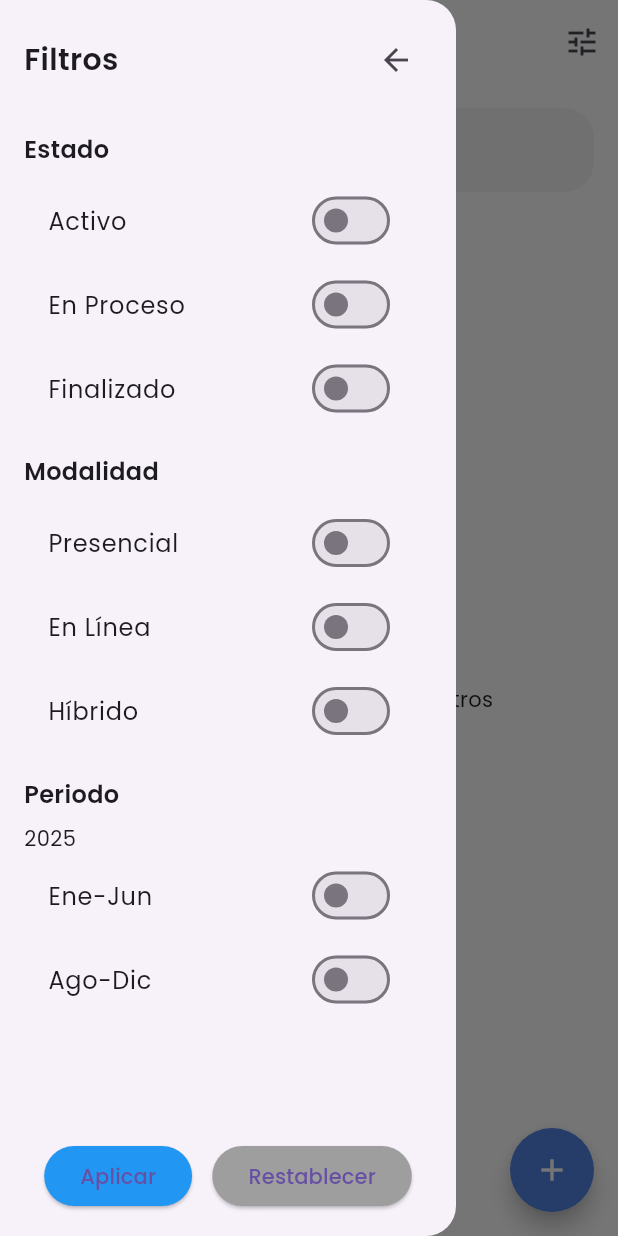
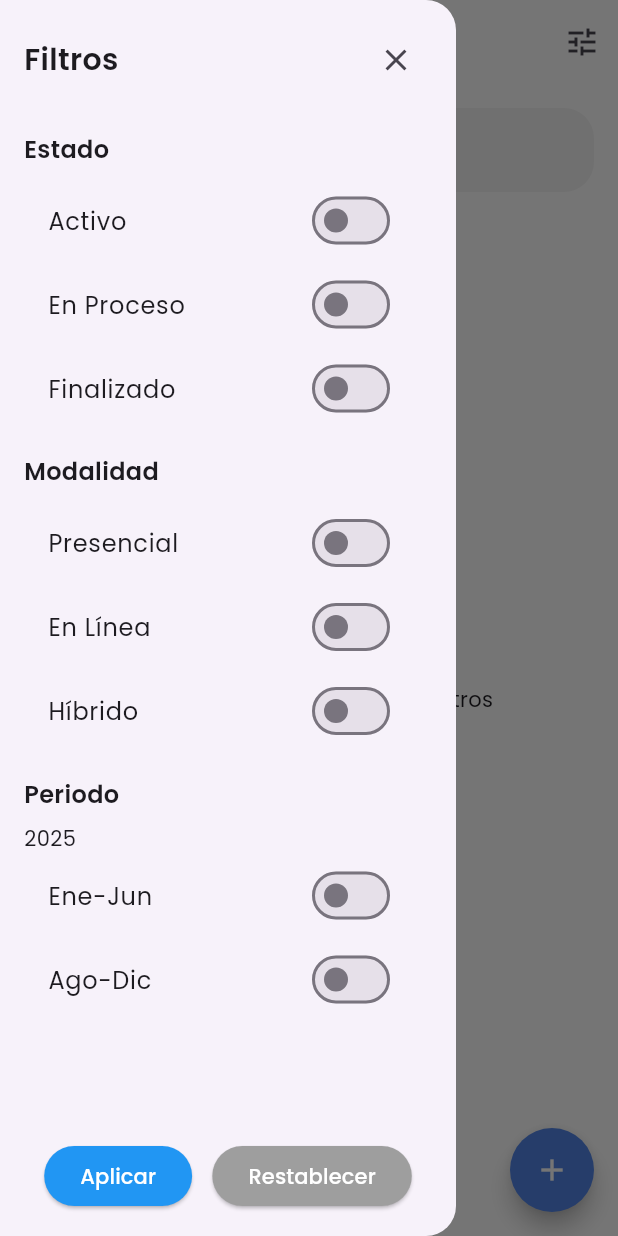
Before and after one commit to AlvaroAceval16/banco_de_proyectos, a Flutter app: the ResumenProyectosPage screen opened by its route, with the side drawer open, on a phone screen of 412 x 824 dp. Run offline on Flutter 3.47's test engine with Material 3 defaults, Android fonts, the light colour scheme and no system bars; our stand-ins replace google_fonts, supabase_flutter; accounts and stored records are empty.

Commit message:
Ya quedaron las fakin busquedas

```diff
--- a/lib/back/busquedas_proyectos.dart
+++ b/lib/back/busquedas_proyectos.dart
@@ -2,35 +2,40 @@ import 'package:supabase_flutter/supabase_flutter.dart';
 import 'package:banco_de_proyectos/classes/proyecto.dart';
 
 class ContactoServiceProyecto {
-    static Future<List<Proyecto>> obtenerProyectosConFiltros({
+  static Future<List<Proyecto>> obtenerProyectosConFiltros({
     String filtro = '',
     List<String>? estados,
     List<String>? modalidades,
     List<String>? periodos,
   }) async {
-    final response = await Supabase.instance.client.from('proyectos').select();
-    final data = List<Map<String, dynamic>>.from(response);
+    PostgrestFilterBuilder query = Supabase.instance.client.from('proyectos').select();
 
-    final queryLower = filtro.toLowerCase();
+    if (filtro.isNotEmpty) {
 
-    List<Map<String, dynamic>> filtered = data.where((proyecto) {
-      final nombre = proyecto['nombreProyecto']?.toLowerCase() ?? '';
-      final carreras = proyecto['carreras']?.toLowerCase() ?? '';
-      final modalidad = proyecto['modalidad'] ?? '';
-      final estado = proyecto['estado'] ?? '';
-      final periodo = proyecto['periodo'] ?? '';
+      query = query.or(
+        'nombreproyecto.ilike.%$filtro%,descripcion.ilike.%$filtro%,carreras.ilike.%$filtro%',
+      );
+    }
+    if (estados != null && estados.isNotEmpty) {
+      query = query.filter('estado', 'in', estados);
+    }
 
-      bool matchesFiltro = filtro.isEmpty ||
-          nombre.contains(queryLower) ||
-          carreras.contains(queryLower);
+    if (modalidades != null && modalidades.isNotEmpty) {
+      query = query.filter('modalidad', 'in', modalidades);
+    }
 
-      bool matchesEstado = estados == null || estados.isEmpty || estados.contains(estado);
-      bool matchesModalidad = modalidades == null || modalidades.isEmpty || modalidades.contains(modalidad);
-      bool matchesPeriodo = periodos == null || periodos.isEmpty || periodos.contains(periodo);
+    if (periodos != null && periodos.isNotEmpty) {
+      query = query.filter('periodo', 'in', periodos);
+    }
 
-      return matchesFiltro && matchesEstado && matchesModalidad && matchesPeriodo;
-    }).toList();
+    try {
+      final response = await query;
+      final data = List<Map<String, dynamic>>.from(response);
 
-    return filtered.map((map) => Proyecto.fromMap(map)).toList();
+      return data.map((map) => Proyecto.fromMap(map)).toList();
+    } catch (e) {
+      print('Error al obtener proyectos con filtros desde Supabase: $e');
+      throw Exception('Failed to load projects: $e');
+    }
   }
 }
--- a/lib/pages/vista_proyectos.dart
+++ b/lib/pages/vista_proyectos.dart
@@ -1,8 +1,8 @@
 import 'package:flutter/material.dart';
-import 'info_proyecto.dart';
-import 'package:banco_de_proyectos/back/logica_proyectos.dart';
-import 'package:banco_de_proyectos/back/busquedas_proyectos.dart';
-import 'package:banco_de_proyectos/classes/proyecto.dart';
+import 'info_proyecto.dart'; // Make sure this path is correct
+import 'package:banco_de_proyectos/back/logica_proyectos.dart'; // Check if this is still needed, as ContactoServiceProyecto is now in busquedas_proyectos.dart
+import 'package:banco_de_proyectos/back/busquedas_proyectos.dart'; // This is where ContactoServiceProyecto is
+import 'package:banco_de_proyectos/classes/proyecto.dart'; // Your Proyecto class
 
 class ResumenProyectosPage extends StatefulWidget {
   const ResumenProyectosPage({super.key});
@@ -30,6 +30,22 @@ class _ResumenProyectosPageState extends State<ResumenProyectosPage> {
   @override
   void initState() {
     super.initState();
+    // Initialize the future when the widget is created
+    _actualizarFiltrosYBusqueda();
+    // Add a listener to the search controller for real-time filtering
+    _searchController.addListener(_onSearchChanged);
+  }
+
+  @override
+  void dispose() {
+    _searchController.removeListener(_onSearchChanged);
+    _searchController.dispose();
+    super.dispose();
+  }
+
+  void _onSearchChanged() {
+    // This debounces the search slightly to avoid too many requests on every keystroke.
+    // For very fast typing, you might want to add a short delay (e.g., using Timer).
     _actualizarFiltrosYBusqueda();
   }
 
@@ -62,9 +78,10 @@ class _ResumenProyectosPageState extends State<ResumenProyectosPage> {
 
   void _resetFilters() {
     setState(() {
-      filtros.updateAll((key, value) => true);
-      _searchController.clear();
-      _actualizarFiltrosYBusqueda();
+      // Set all filter values to false (off) to clear them
+      filtros.updateAll((key, value) => false);
+      _searchController.clear(); // Clear search text
+      _actualizarFiltrosYBusqueda(); // Re-fetch projects with no filters and empty search
     });
   }
 
@@ -101,7 +118,7 @@ class _ResumenProyectosPageState extends State<ResumenProyectosPage> {
                   _buildSwitchTile('Híbrido'),
                   const SizedBox(height: 8),
                   _buildSectionTitle('Periodo'),
-                  const Text('2025'),
+                  const Text('2025'), // Consider making the year dynamic if needed
                   _buildSwitchTile('Ene-Jun'),
                   _buildSwitchTile('Ago-Dic'),
                   const Spacer(),
@@ -111,17 +128,17 @@ class _ResumenProyectosPageState extends State<ResumenProyectosPage> {
                       ElevatedButton(
                         onPressed: () {
                           _actualizarFiltrosYBusqueda();
-                          Navigator.pop(context);
+                          Navigator.pop(context); // Close the drawer
                         },
-                        style: ElevatedButton.styleFrom(backgroundColor: Colors.blue),
+                        style: ElevatedButton.styleFrom(backgroundColor: Colors.blue, foregroundColor: Colors.white),
                         child: const Text('Aplicar'),
                       ),
                       ElevatedButton(
                         onPressed: () {
                           _resetFilters();
-                          Navigator.pop(context);
+                          Navigator.pop(context); // Close the drawer
                         },
-                        style: ElevatedButton.styleFrom(backgroundColor: Colors.grey),
+                        style: ElevatedButton.styleFrom(backgroundColor: Colors.grey, foregroundColor: Colors.white),
                         child: const Text('Restablecer'),
                       ),
                     ],
@@ -165,7 +182,7 @@ class _ResumenProyectosPageState extends State<ResumenProyectosPage> {
                       return const Center(child: Text('No hay proyectos disponibles con los filtros aplicados.'));
                     }
 
-                    final proyectos = snapshot.data!; // Aquí ya es List<Proyecto>
+                    final proyectos = snapshot.data!;
                     return ListView.builder(
                       itemCount: proyectos.length,
                       itemBuilder: (context, index) {
@@ -178,7 +195,7 @@ class _ResumenProyectosPageState extends State<ResumenProyectosPage> {
                           margin: const EdgeInsets.only(bottom: 12),
                           child: ListTile(
                             title: Text(
-                              proyecto.nombreProyecto, // usa propiedades del objeto Proyecto
+                              proyecto.nombreProyecto,
                               style: const TextStyle(
                                 fontFamily: 'Poppins',
                                 fontWeight: FontWeight.w500,
@@ -225,7 +242,7 @@ class _ResumenProyectosPageState extends State<ResumenProyectosPage> {
           style: TextStyle(fontSize: 20, fontWeight: FontWeight.bold),
         ),
         IconButton(
-          icon: const Icon(Icons.arrow_back),
+          icon: const Icon(Icons.close), // Changed to a close icon for better UX
           onPressed: () => Navigator.pop(context),
         ),
       ],
@@ -249,6 +266,7 @@ class _ResumenProyectosPageState extends State<ResumenProyectosPage> {
       onChanged: (val) {
         setState(() {
           filtros[label] = val;
+          // Apply filters immediately when a switch is toggled
           _actualizarFiltrosYBusqueda();
         });
       },
@@ -269,12 +287,8 @@ class _ResumenProyectosPageState extends State<ResumenProyectosPage> {
           borderSide: BorderSide.none,
         ),
       ),
-      onChanged: (value) {
-        _actualizarFiltrosYBusqueda();
-      },
-      onSubmitted: (value) {
-        _actualizarFiltrosYBusqueda();
-      },
+      // onChanged is now handled by the listener in initState
+      // onSubmitted is not strictly needed for live search, but could be added if you want specific behavior on enter
     );
   }
 }
```
